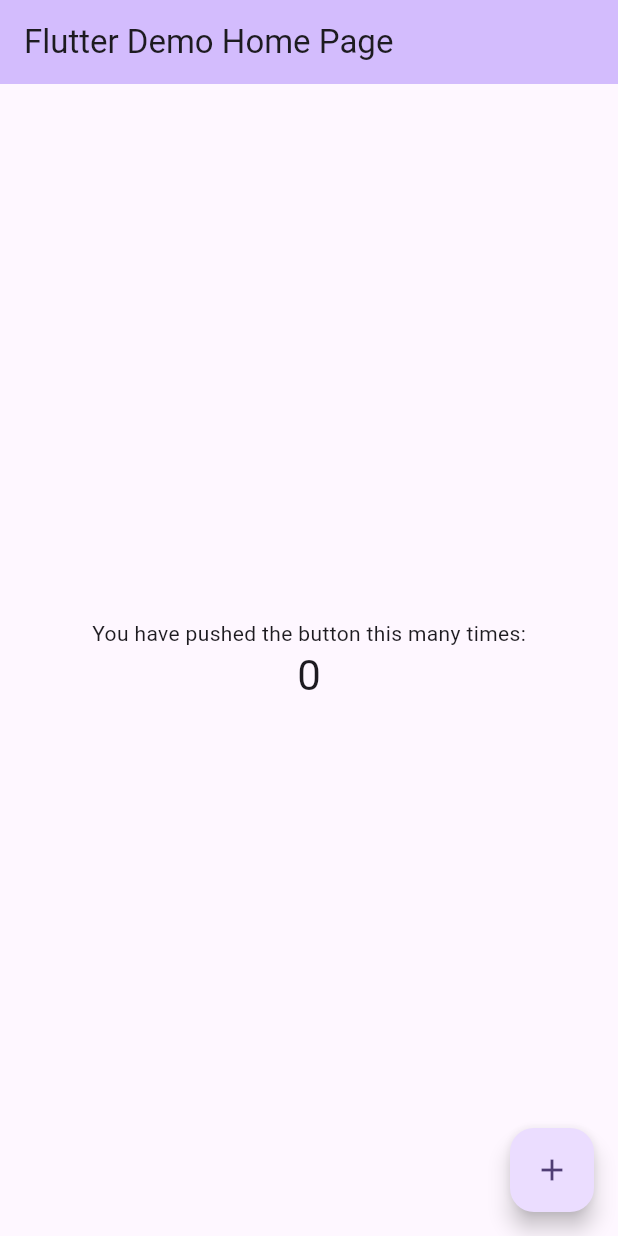
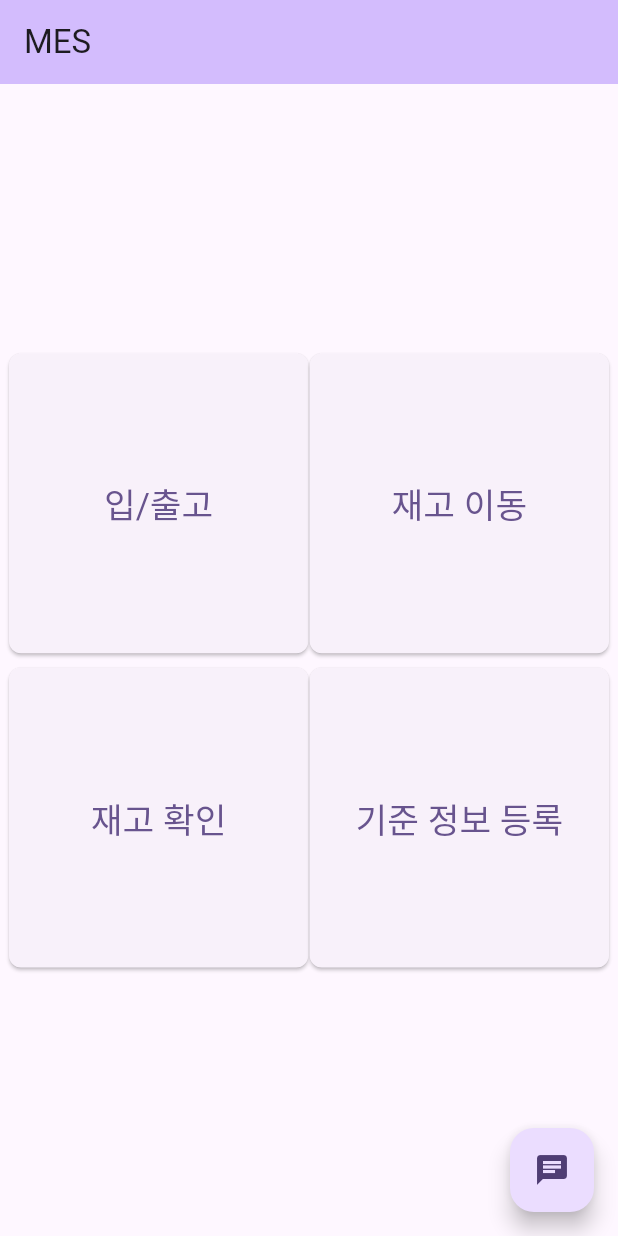
Before and after one commit to JeongHwanK/DU_PDA, a Flutter app: the screen it shows after launch, on a phone screen of 412 x 824 dp. Run offline on Flutter 3.47's test engine with Material 3 defaults, Android fonts, the phone set to English and light mode, and no system bars; statements that could not run were skipped.

Commit message:
make main ui

```diff
--- a/pda_flutter/lib/main.dart
+++ b/pda_flutter/lib/main.dart
@@ -1,4 +1,5 @@
 import 'package:flutter/material.dart';
+import 'package:pda_flutter/pages/check_item.dart';
 
 void main() {
   runApp(const MyApp());
@@ -11,42 +12,18 @@
   @override
   Widget build(BuildContext context) {
     return MaterialApp(
-      title: 'Flutter Demo',
+      title: 'PDA Demo',
       theme: ThemeData(
-        // This is the theme of your application.
-        //
-        // TRY THIS: Try running your application with "flutter run". You'll see
-        // the application has a purple toolbar. Then, without quitting the app,
-        // try changing the seedColor in the colorScheme below to Colors.green
-        // and then invoke "hot reload" (save your changes or press the "hot
-        // reload" button in a Flutter-supported IDE, or press "r" if you used
-        // the command line to start the app).
-        //
-        // Notice that the counter didn't reset back to zero; the application
-        // state is not lost during the reload. To reset the state, use hot
-        // restart instead.
-        //
-        // This works for code too, not just values: Most code changes can be
-        // tested with just a hot reload.
         colorScheme: ColorScheme.fromSeed(seedColor: Colors.deepPurple),
         useMaterial3: true,
       ),
-      home: const MyHomePage(title: 'Flutter Demo Home Page'),
+      home: const MyHomePage(title: 'MES'),
     );
   }
 }
 
 class MyHomePage extends StatefulWidget {
   const MyHomePage({super.key, required this.title});
-
-  // This widget is the home page of your application. It is stateful, meaning
-  // that it has a State object (defined below) that contains fields that affect
-  // how it looks.
-
-  // This class is the configuration for the state. It holds the values (in this
-  // case the title) provided by the parent (in this case the App widget) and
-  // used by the build method of the State. Fields in a Widget subclass are
-  // always marked "final".
 
   final String title;
 
@@ -55,71 +32,63 @@
 }
 
 class _MyHomePageState extends State<MyHomePage> {
-  int _counter = 0;
+  List<String> btnNameList = ['입/출고', '재고 이동', '재고 확인', '기준 정보 등록'];
 
-  void _incrementCounter() {
-    setState(() {
-      // This call to setState tells the Flutter framework that something has
-      // changed in this State, which causes it to rerun the build method below
-      // so that the display can reflect the updated values. If we changed
-      // _counter without calling setState(), then the build method would not be
-      // called again, and so nothing would appear to happen.
-      _counter++;
-    });
+  void _onButtonPressed(int idx) {
+    if (idx == 2) {
+      Navigator.push(
+          context,
+          MaterialPageRoute(
+              builder: (context) => CheckItem(title: btnNameList[idx])));
+    }
   }
 
   @override
   Widget build(BuildContext context) {
-    // This method is rerun every time setState is called, for instance as done
-    // by the _incrementCounter method above.
-    //
-    // The Flutter framework has been optimized to make rerunning build methods
-    // fast, so that you can just rebuild anything that needs updating rather
-    // than having to individually change instances of widgets.
+    final ButtonStyle buttonStyle = ElevatedButton.styleFrom(
+        textStyle: const TextStyle(fontSize: 23),
+        minimumSize: Size(200, 200),
+        shape:
+            RoundedRectangleBorder(borderRadius: BorderRadius.circular(8.0)));
     return Scaffold(
       appBar: AppBar(
-        // TRY THIS: Try changing the color here to a specific color (to
-        // Colors.amber, perhaps?) and trigger a hot reload to see the AppBar
-        // change color while the other colors stay the same.
         backgroundColor: Theme.of(context).colorScheme.inversePrimary,
-        // Here we take the value from the MyHomePage object that was created by
-        // the App.build method, and use it to set our appbar title.
         title: Text(widget.title),
       ),
       body: Center(
-        // Center is a layout widget. It takes a single child and positions it
-        // in the middle of the parent.
-        child: Column(
-          // Column is also a layout widget. It takes a list of children and
-          // arranges them vertically. By default, it sizes itself to fit its
-          // children horizontally, and tries to be as tall as its parent.
-          //
-          // Column has various properties to control how it sizes itself and
-          // how it positions its children. Here we use mainAxisAlignment to
-          // center the children vertically; the main axis here is the vertical
-          // axis because Columns are vertical (the cross axis would be
-          // horizontal).
-          //
-          // TRY THIS: Invoke "debug painting" (choose the "Toggle Debug Paint"
-          // action in the IDE, or press "p" in the console), to see the
-          // wireframe for each widget.
-          mainAxisAlignment: MainAxisAlignment.center,
-          children: <Widget>[
-            const Text(
-              'You have pushed the button this many times:',
+        child: Container(
+          constraints: BoxConstraints(maxWidth: 400),
+          child: GridView.builder(
+            shrinkWrap: true,
+            gridDelegate: const SliverGridDelegateWithFixedCrossAxisCount(
+              crossAxisCount: 2,
+              childAspectRatio: 1 / 1,
+              mainAxisSpacing: 10,
+              crossAxisSpacing: 1,
             ),
-            Text(
-              '$_counter',
-              style: Theme.of(context).textTheme.headlineMedium,
-            ),
-          ],
+            itemBuilder: (BuildContext context, int idx) {
+              return Container(
+                // margin: EdgeInsets.only(top: 1),
+                child: Column(
+                  children: [
+                    ElevatedButton(
+                      style: buttonStyle,
+                      onPressed: () => _onButtonPressed(idx),
+                      child: Text('${btnNameList[idx]}'),
+                    ),
+                  ],
+                ),
+              );
+            },
+            itemCount: btnNameList.length,
+          ),
         ),
       ),
       floatingActionButton: FloatingActionButton(
         onPressed: _incrementCounter,
         tooltip: 'Increment',
-        child: const Icon(Icons.add),
-      ), // This trailing comma makes auto-formatting nicer for build methods.
+        child: const Icon(Icons.chat),
+      ),
     );
   }
 }
```
